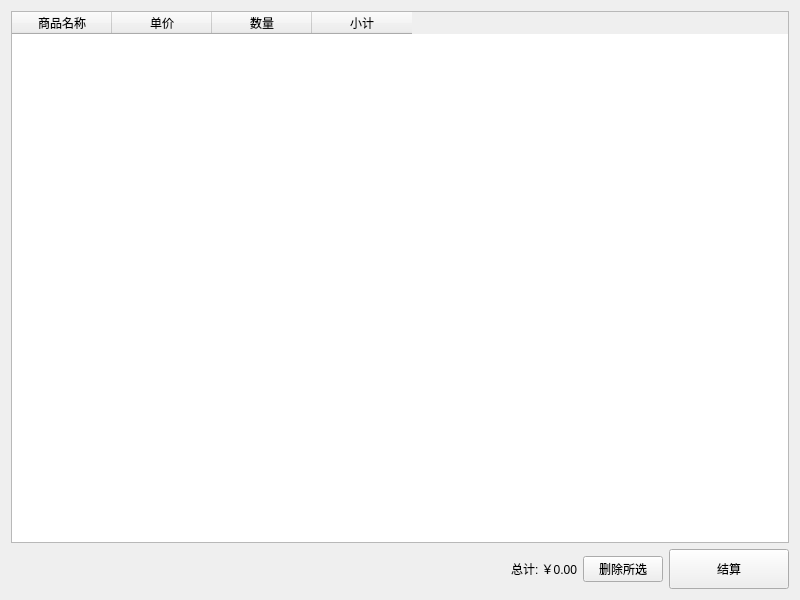
Before: the Qt Designer form client/ui/shoppingcart.ui in Hela1110/test, drawn with Qt 5.
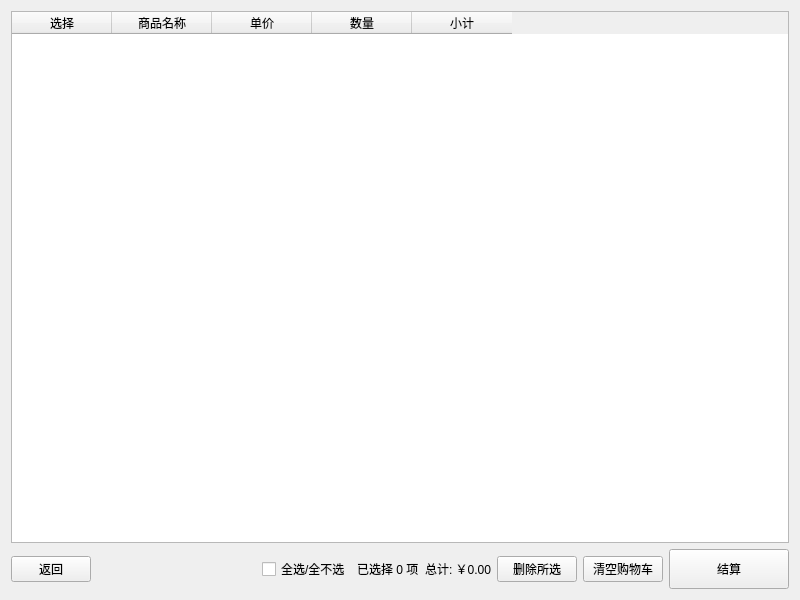
After: the same form once the commit is applied.

The edit to the form file:
```diff
--- a/client/ui/shoppingcart.ui
+++ b/client/ui/shoppingcart.ui
@@ -22,6 +22,11 @@
      <property name="selectionBehavior">
       <enum>QAbstractItemView::SelectRows</enum>
      </property>
+     <column>
+      <property name="text">
+       <string>选择</string>
+      </property>
+     </column>
      <column>
       <property name="text">
        <string>商品名称</string>
@@ -46,6 +51,13 @@
    </item>
    <item>
     <layout class="QHBoxLayout" name="bottomLayout">
+    <item>
+     <widget class="QPushButton" name="backButton">
+      <property name="text">
+       <string>返回</string>
+      </property>
+     </widget>
+    </item>
      <item>
       <spacer name="horizontalSpacer">
        <property name="orientation">
@@ -59,6 +71,20 @@
        </property>
       </spacer>
      </item>
+     <item>
+      <widget class="QCheckBox" name="selectAllCheck">
+       <property name="text">
+        <string>全选/全不选</string>
+       </property>
+      </widget>
+     </item>
+     <item>
+      <widget class="QLabel" name="selectedLabel">
+       <property name="text">
+        <string>已选择 0 项</string>
+       </property>
+      </widget>
+     </item>
      <item>
       <widget class="QLabel" name="totalLabel">
        <property name="text">
@@ -73,6 +99,13 @@
        </property>
       </widget>
      </item>
+     <item>
+      <widget class="QPushButton" name="clearButton">
+       <property name="text">
+        <string>清空购物车</string>
+       </property>
+      </widget>
+     </item>
      <item>
       <widget class="QPushButton" name="checkoutButton">
        <property name="minimumSize">
```
Left out of the diff: 2 changed lines with no effect on the pictures.
